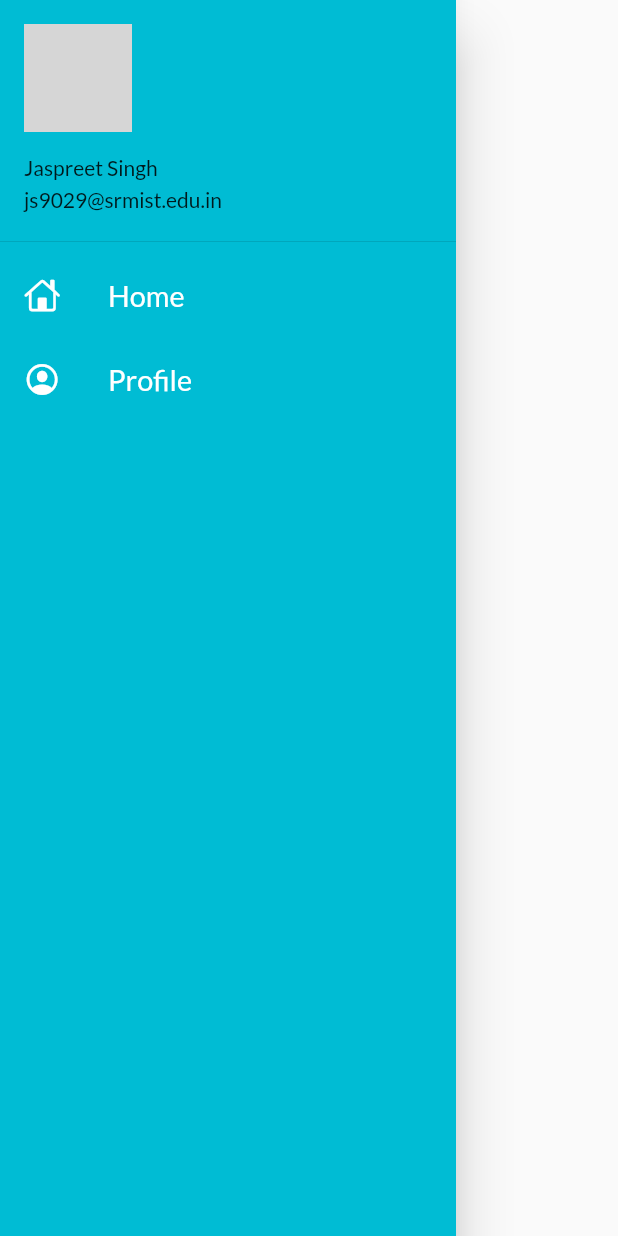
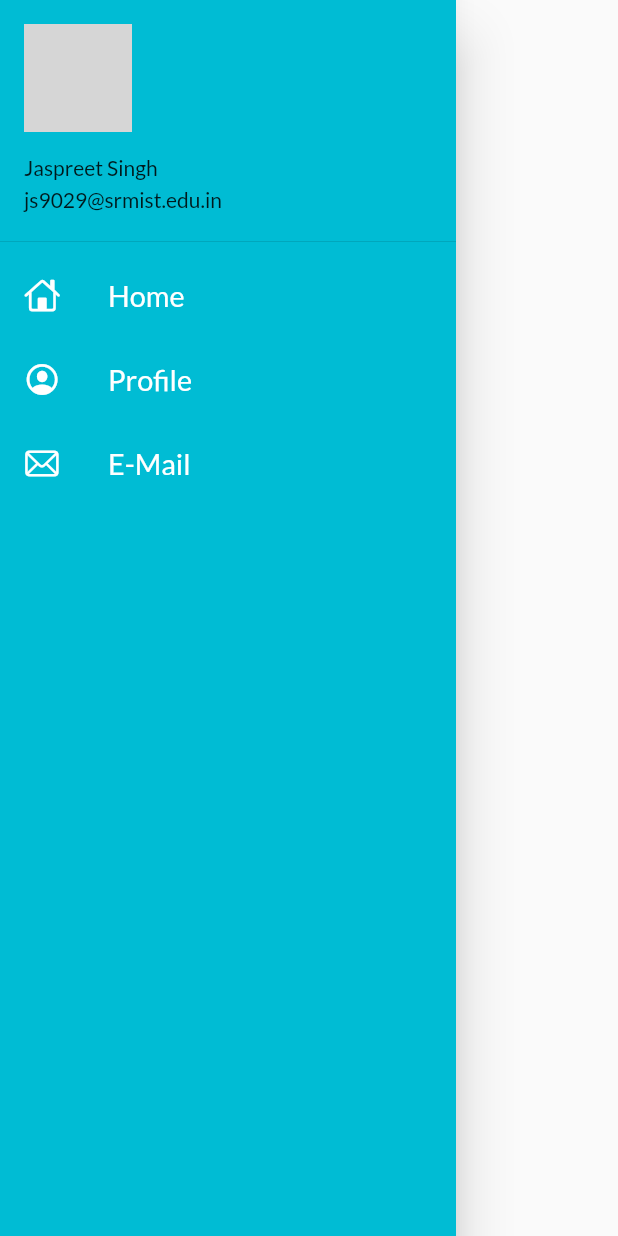
Before and after one commit to JspreetSingh/app_dev, a Flutter app: the Mydrawer widget shown alone on an empty page, opened directly, on a phone screen of 412 x 824 dp. Run offline on Flutter 3.47's test engine with Material 2 defaults, Android fonts, the phone set to English and light mode, and no system bars; our stand-ins replace google_fonts; network calls fail; grey boxes are pictures that could not be loaded.

Commit message:
days 9 completed

```diff
--- a/lib/utils/widgets/drawer.dart
+++ b/lib/utils/widgets/drawer.dart
@@ -51,6 +51,19 @@ class Mydrawer extends StatelessWidget {
                   color: Colors.white,
                 ),
               ),
+            ),
+            ListTile(
+              leading: Icon(
+                CupertinoIcons.mail,
+                color: Colors.white,
+              ),
+              title: Text(
+                "E-Mail",
+                textScaleFactor: 1.2,
+                style: TextStyle(
+                  color: Colors.white,
+                ),
+              ),
             )
           ],
         ),
```
